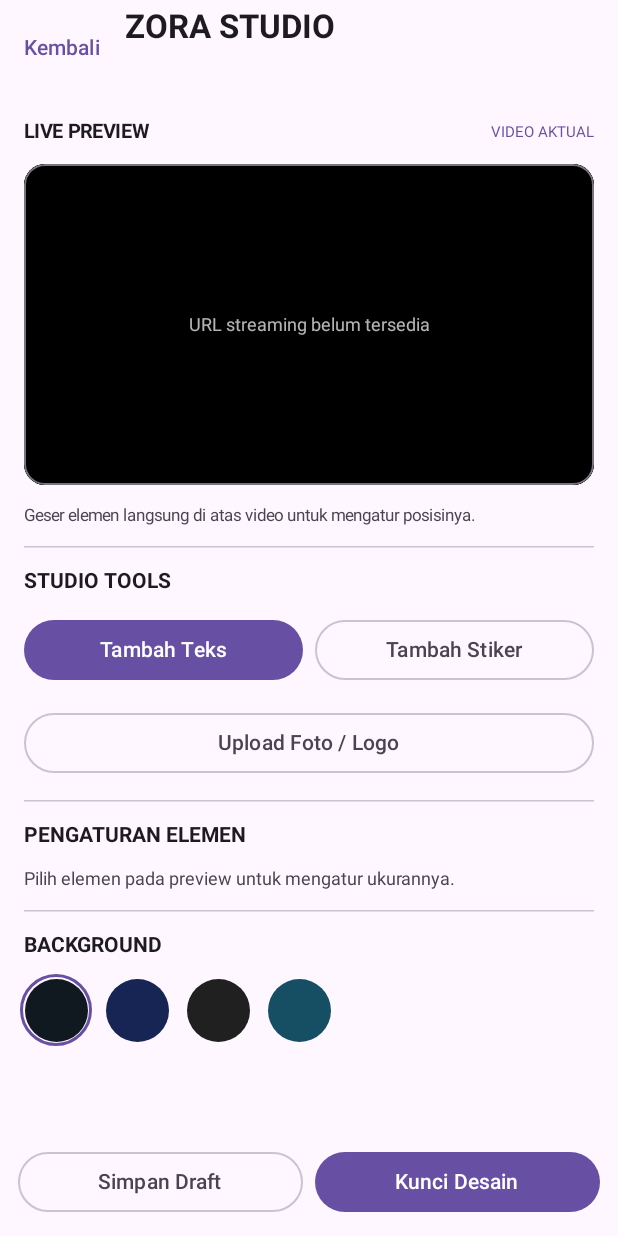
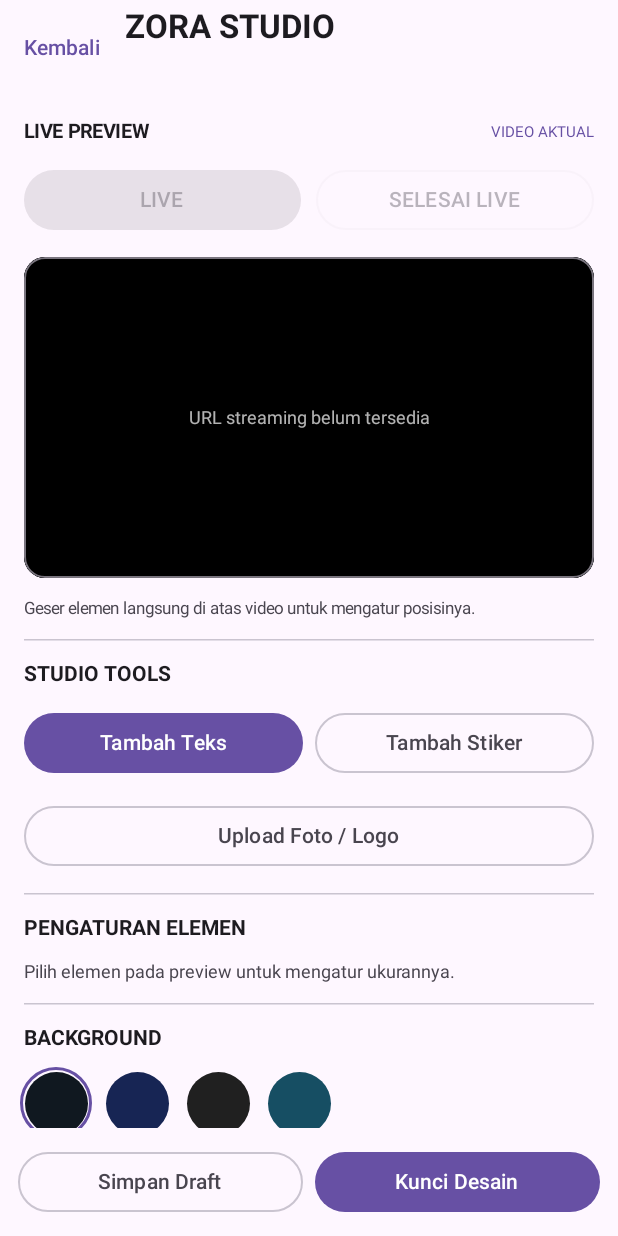
Before and after one commit to zora34831-kink/zorasports, an Android app built with Jetpack Compose: the composable StudioEditorScreen shown on its own in the app's theme, on a phone screen of 412 x 824 dp. Run offline under Robolectric (Android 15) with nearby library versions, the phone set to English and light mode, and no system bars; pictures from the network do not load.

Commit message:
Add LIVE and SELESAI LIVE controls to ZORAADMIN studio

```diff
--- a/admin/src/main/java/com/zora/admin/StudioEditorScreen.kt
+++ b/admin/src/main/java/com/zora/admin/StudioEditorScreen.kt
@@ -312,6 +312,55 @@ fun StudioEditorScreen(
                     "VIDEO AKTUAL",
                     color = MaterialTheme.colorScheme.primary,
                     fontSize = 10.sp
+                )
+            }
+
+            Row(
+                modifier = Modifier.fillMaxWidth(),
+                horizontalArrangement = Arrangement.spacedBy(10.dp)
+            ) {
+                Button(
+                    onClick = {
+                        liveStatusLoading = true
+                        liveStatusMessage = ""
+                        StreamRepository.setLiveStatus(stream.id, true) { success, result ->
+                            liveStatusLoading = false
+                            liveStatusMessage = result
+                            if (success) isLive = true
+                        }
+                    },
+                    modifier = Modifier.weight(1f),
+                    enabled = !liveStatusLoading && !isLive && stream.id.isNotBlank()
+                ) {
+                    Text(if (liveStatusLoading && !isLive) "Memproses..." else "LIVE")
+                }
+
+                OutlinedButton(
+                    onClick = {
+                        liveStatusLoading = true
+                        liveStatusMessage = ""
+                        StreamRepository.setLiveStatus(stream.id, false) { success, result ->
+                            liveStatusLoading = false
+                            liveStatusMessage = result
+                            if (success) isLive = false
+                        }
+                    },
+                    modifier = Modifier.weight(1f),
+                    enabled = !liveStatusLoading && isLive && stream.id.isNotBlank()
+                ) {
+                    Text(if (liveStatusLoading && isLive) "Memproses..." else "SELESAI LIVE")
+                }
+            }
+
+            if (liveStatusLoading) {
+                LinearProgressIndicator(modifier = Modifier.fillMaxWidth())
+            }
+
+            if (liveStatusMessage.isNotBlank()) {
+                Text(
+                    liveStatusMessage,
+                    color = MaterialTheme.colorScheme.primary,
+                    fontSize = 12.sp
                 )
             }
 
```
